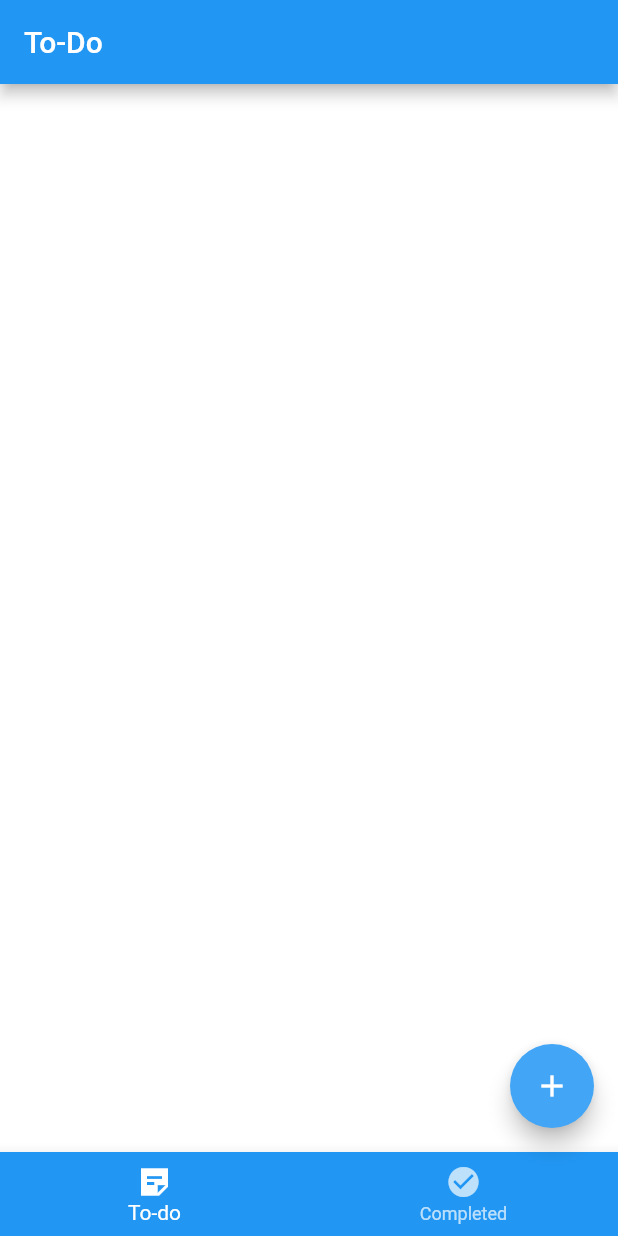
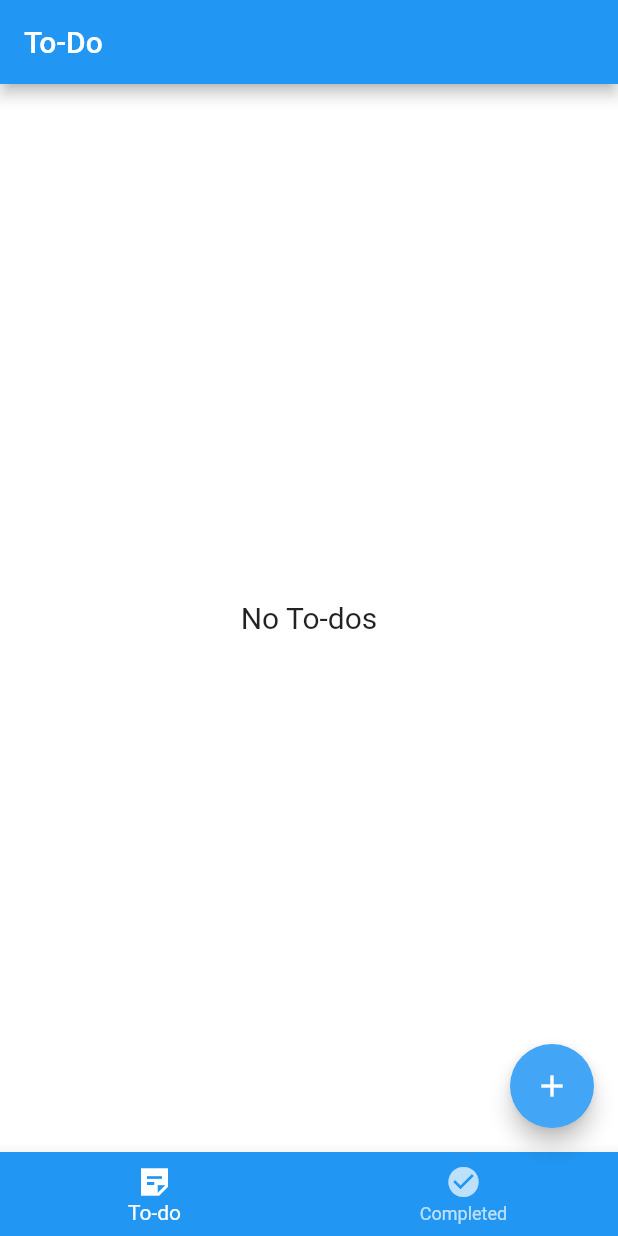
Before and after one commit to 41aman/todo_list, a Flutter app: the screen it shows after launch, on a phone screen of 412 x 824 dp. Run offline on Flutter 3.47's test engine with Material 2 defaults, Android fonts, the phone set to English and light mode, and no system bars; our stand-ins replace cloud_firestore, firebase_core, flutter_slidable; accounts and stored records are empty.

Commit message:
Added UI/UX for displaying todos.
firestore_utils creates the list of todos and passes it to the todolist widget which is called by the homepage.

```diff
--- a/lib/firestore_utils/firestore_utils.dart
+++ b/lib/firestore_utils/firestore_utils.dart
@@ -1,6 +1,7 @@
 import 'package:cloud_firestore/cloud_firestore.dart';
 import 'package:flutter/material.dart';
 import 'package:todo_list/models/todo.dart';
+import 'package:todo_list/models/todowidget.dart';
 
 class FirestoreUtils {
   static FirebaseFirestore _firebaseFirestore = FirebaseFirestore.instance;
@@ -20,24 +21,53 @@ class FirestoreUtils {
         .catchError((error) => print('failure'));
   }
 
-  static Widget buildList(BuildContext context) {
+  static Widget buildList(BuildContext context, bool completed) {
     return StreamBuilder<QuerySnapshot>(
         stream: collectionStream,
         builder: (BuildContext context, AsyncSnapshot<QuerySnapshot> snapshot) {
           if (snapshot.hasError) {
             return Text('Something went wrong');
           }
-          if(snapshot.connectionState == ConnectionState.waiting)
+          if (snapshot.connectionState == ConnectionState.waiting)
             return Text('Loading');
-          return ListView(
-            children: snapshot.data!.docs.map((DocumentSnapshot documentSnapshot){
-              Map<String, dynamic> data = documentSnapshot.data()! as Map<String, dynamic>;
-              return ListTile(
-                title: Text(data['title']),
-                subtitle: Text(data['desc']),
-              );
-            }).toList(),
-          );
+          final List<Todo> todoListAll = [];
+          snapshot.data!.docs.forEach((element) {
+            Todo temp = Todo(
+              createdTime:
+                  DateTime.parse(element['created_time'].toDate().toString()),
+              title: element['title'],
+              completed: element['completed'],
+              desc: element['desc'],
+            );
+            todoListAll.add(temp);
+          });
+          List<Todo> todosList;
+          if (completed)
+            todosList =
+                todoListAll.where((todo) => todo.completed == false).toList();
+          else
+            todosList =
+                todoListAll.where((todo) => todo.completed == true).toList();
+          return todosList.isEmpty
+              ? Center(
+                  child: Text(
+                    'No To-dos',
+                    style: TextStyle(
+                      fontSize: 20,
+                    ),
+                  ),
+                )
+              : ListView.separated(
+                  physics: BouncingScrollPhysics(),
+                  itemBuilder: (context, index) {
+                    final todo = todosList[index];
+                    return TodoWidget(todo: todo);
+                  },
+                  separatorBuilder: (context, index) => Container(
+                    height: 5,
+                  ),
+                  itemCount: todosList.length,
+                );
         });
   }
 }
--- a/lib/models/todo.dart
+++ b/lib/models/todo.dart
@@ -1,7 +1,6 @@
 class Todo {
   DateTime? createdTime;
   String? title;
-  String? id;
   String? desc;
   bool? completed;
 
@@ -9,7 +8,6 @@ class Todo {
     required this.createdTime,
     required this.title,
     this.desc = '',
-    this.id = '',
     this.completed = false,
   });
 }
--- a/lib/screens/homepage.dart
+++ b/lib/screens/homepage.dart
@@ -12,8 +12,8 @@ class HomePage extends StatefulWidget {
 class _HomePageState extends State<HomePage> {
   int selectedIndex = 0;
   final tabs = [
-    TodoList(),
-    Container(),
+    TodoList(completed: true,),
+    TodoList(completed: false),
   ];
 
   @override
--- a/lib/screens/todolist.dart
+++ b/lib/screens/todolist.dart
@@ -2,10 +2,11 @@ import 'package:flutter/material.dart';
 import 'package:todo_list/firestore_utils/firestore_utils.dart';
 
 class TodoList extends StatelessWidget {
-  const TodoList({Key? key}) : super(key: key);
+  final bool completed;
+  const TodoList({required this.completed, Key? key}) : super(key: key);
 
   @override
   Widget build(BuildContext context) {
-    return FirestoreUtils.buildList(context);
+    return FirestoreUtils.buildList(context, completed);
   }
 }
```
